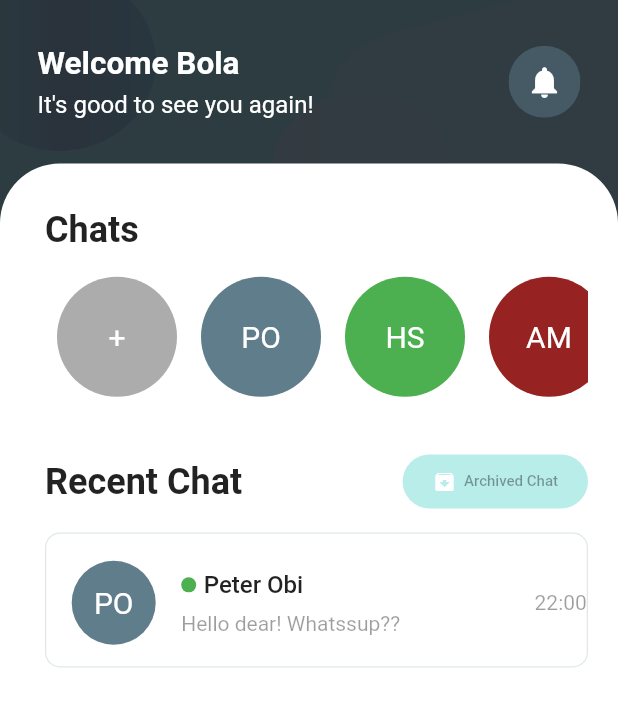
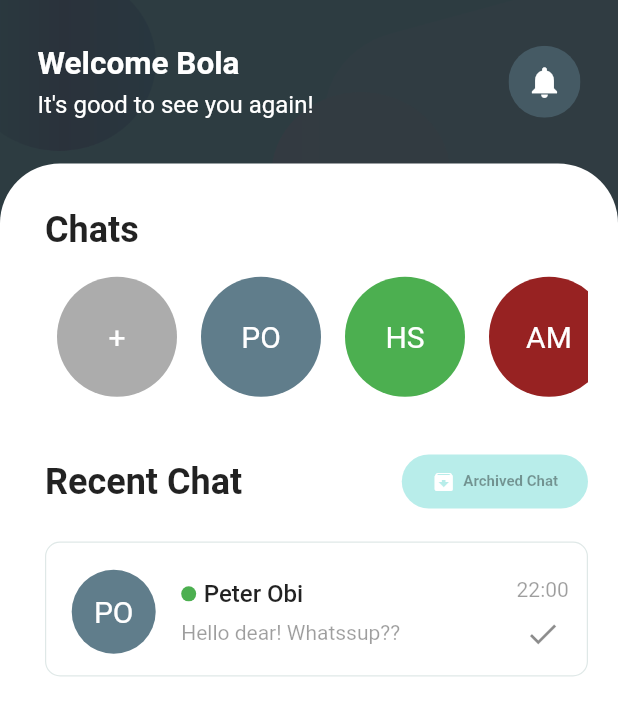
Before and after one commit to iluv27/ghost_talks, a Flutter app: the ChatScreen screen opened directly, on a phone screen of 412 x 824 dp. Shown: the top 716 px of the screen. Run offline on Flutter 3.47's test engine with Material 2 defaults, Android fonts, the phone set to English and light mode, and no system bars; our stand-ins replace firebase_auth, firebase_core, modal_progress_hud_nsn; missing offline and left inert: dart:ffi; accounts and stored records are empty.

Commit message:
New Changes

```diff
--- a/lib/chat/chat_screen.dart
+++ b/lib/chat/chat_screen.dart
@@ -230,24 +230,50 @@ class _ChatScreenState extends State<ChatScreen> {
                                     Text(
                                       'Archived Chat',
                                       style: TextStyle(
-                                          color: Colors.black38, fontSize: 10),
+                                          color: Colors.black38,
+                                          fontSize: 10,
+                                          fontWeight: FontWeight.w700),
                                     ),
                                   ],
                                 ))
                           ],
                         ),
                         const SizedBox(
-                          height: 10,
+                          height: 8,
                         ),
-                        Container(
+                        const TextBox(),
+                      ],
+                    ),
+                  ),
+                ),
+              ),
+            ],
+          ),
+        ),
+      ),
+    );
+  }
+}
+
+class TextBox extends StatelessWidget {
+  const TextBox({
+    Key? key,
+  }) : super(key: key);
+
+  @override
+  Widget build(BuildContext context) {
+    return Padding(
+      padding: const EdgeInsets.only(top: 8.0),
+      child: Container(
         height: 90,
         decoration: BoxDecoration(
-                            border: Border.all(
-                                color: const Color(0XFFDFE8E7), width: 0.8),
+          border: Border.all(color: const Color(0XFFDFE8E7), width: 0.8),
           borderRadius: BorderRadius.circular(10.0),
         ),
         child: Padding(
-                            padding: const EdgeInsets.symmetric(vertical: 10.0),
+          padding: const EdgeInsets.symmetric(
+            vertical: 10.0,
+          ),
           child: ListTile(
               horizontalTitleGap: 0,
               contentPadding: const EdgeInsets.all(0),
@@ -271,8 +297,7 @@ class _ChatScreenState extends State<ChatScreen> {
                   Text(
                     'Peter Obi',
                     style: TextStyle(
-                                        color: Colors.black87,
-                                        fontWeight: FontWeight.w500),
+                        color: Colors.black87, fontWeight: FontWeight.w500),
                   ),
                 ],
               ),
@@ -283,20 +308,21 @@ class _ChatScreenState extends State<ChatScreen> {
                   style: TextStyle(color: Colors.black38),
                 ),
               ),
-                              trailing: const Text(
+              trailing: Padding(
+                padding: const EdgeInsets.only(top: 5, right: 12.0),
+                child: Column(
+                  children: const [
+                    Text(
                       '22:00',
                       style: TextStyle(color: Colors.black38),
                     ),
+                    SizedBox(
+                      height: 10,
                     ),
-                          ),
-                        ),
+                    Icon(Icons.done)
                   ],
                 ),
-                  ),
-                ),
-              ),
-            ],
-          ),
+              )),
         ),
       ),
     );
```
Lines whose indentation alone changed are shown as unchanged.
